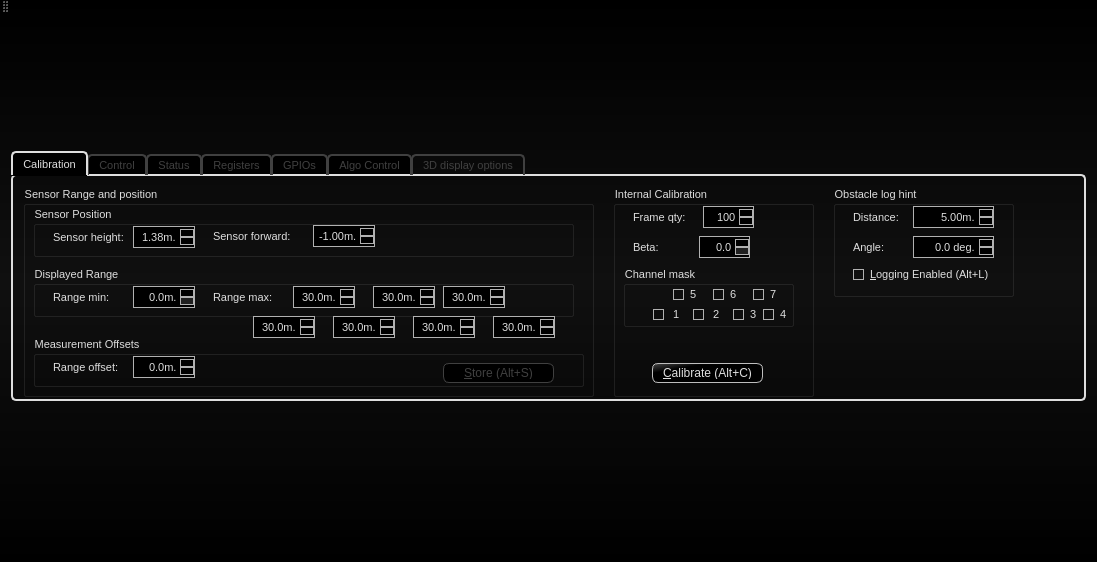
Before: the Qt Designer form src/AWLQtDemo/awlqtdemo.ui in samanwaya-jena/EVAL-ADAL6110-16-GUI, drawn with Qt 5.
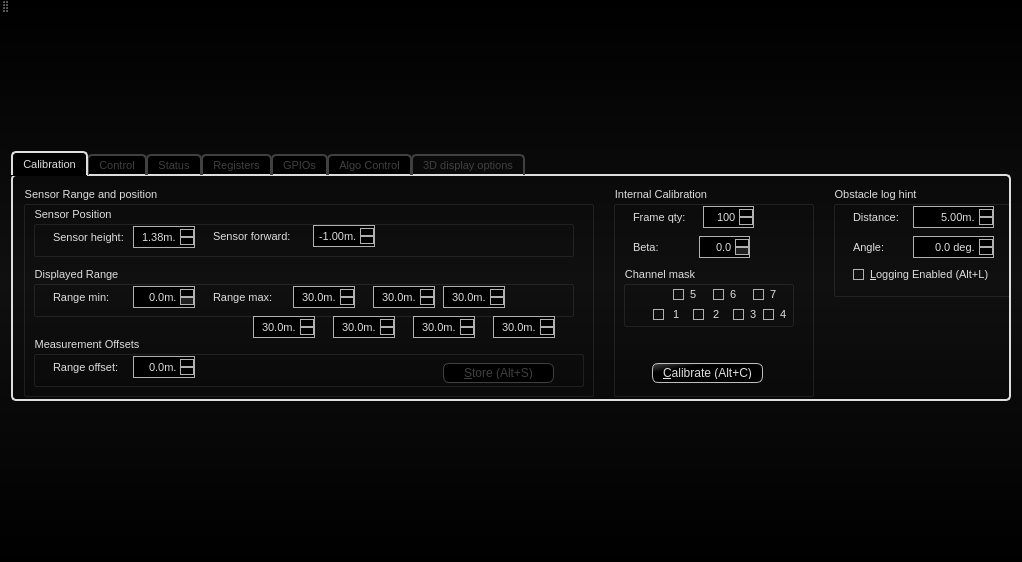
After: the same form once the commit is applied. Icons and pictures are not drawn.

Commit message: Replaced the horizontal layout by a QGridLayout for more flexibility.

```diff
--- a/src/AWLQtDemo/awlqtdemo.ui
+++ b/src/AWLQtDemo/awlqtdemo.ui
@@ -9,12 +9,12 @@
    <rect>
     <x>0</x>
     <y>0</y>
-    <width>1097</width>
+    <width>1020</width>
     <height>562</height>
    </rect>
   </property>
   <property name="sizePolicy">
-   <sizepolicy hsizetype="MinimumExpanding" vsizetype="MinimumExpanding">
+   <sizepolicy hsizetype="Fixed" vsizetype="Ignored">
     <horstretch>1</horstretch>
     <verstretch>1</verstretch>
    </sizepolicy>
@@ -5388,7 +5388,7 @@
    <property name="sizePolicy">
     <sizepolicy hsizetype="Preferred" vsizetype="Fixed">
      <horstretch>0</horstretch>
-     <verstretch>65</verstretch>
+     <verstretch>40</verstretch>
     </sizepolicy>
    </property>
    <property name="minimumSize">
@@ -5405,8 +5405,8 @@
    </property>
    <property name="iconSize">
     <size>
-     <width>60</width>
-     <height>60</height>
+     <width>40</width>
+     <height>40</height>
     </size>
    </property>
    <attribute name="toolBarArea">
```
Left out of the diff: 11 changed lines with no effect on the pictures. The commit also changes 2 other files.
